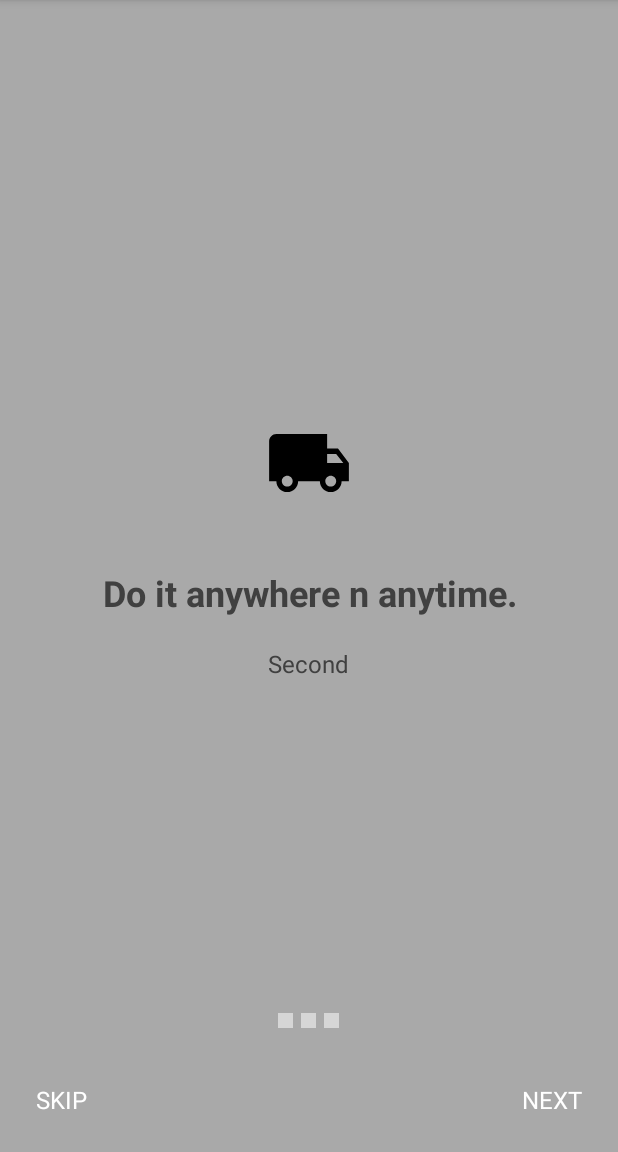
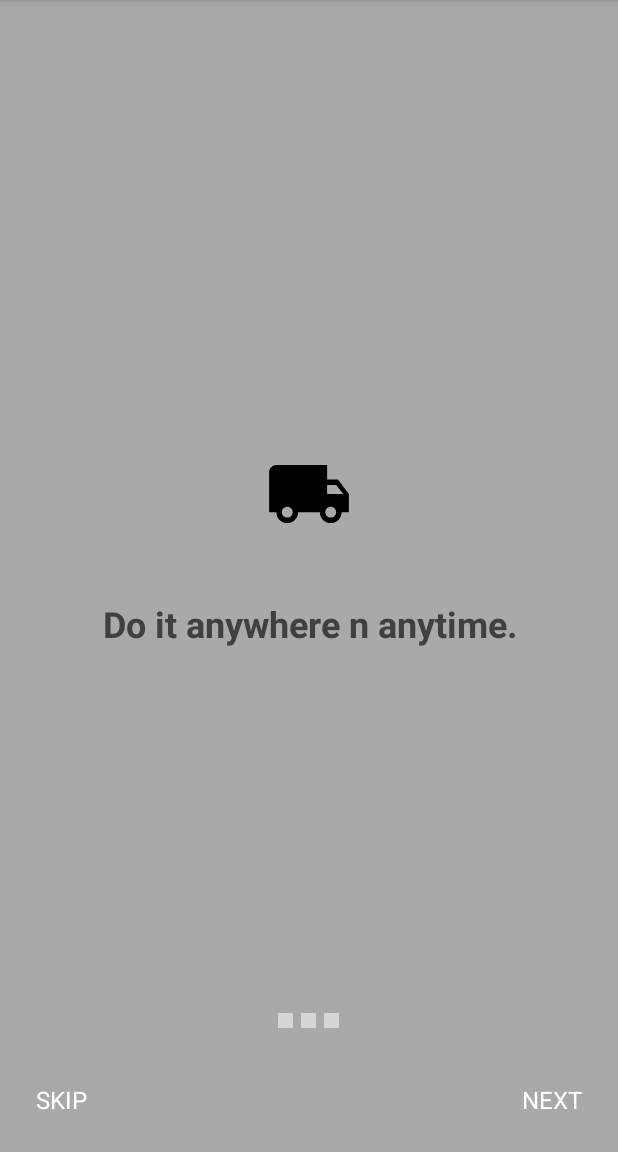
Before and after one commit to r3nyah/praktikum-Fragment, an Android app: the screen it shows after launch (IntroSliderActivity), after a tap on "NEXT", on a phone screen of 412 x 824 dp, the part 84-1236 px from its top. Run offline under Robolectric (Android 15) with nearby library versions, the phone set to English and light mode, and no system bars; grey boxes are pictures that could not be loaded.

Commit message:
some bug

```diff
--- a/app/src/main/java/www/smktelkommlg/myfragment/IntroSliderActivity.kt
+++ b/app/src/main/java/www/smktelkommlg/myfragment/IntroSliderActivity.kt
@@ -74,4 +74,8 @@ class IntroSliderActivity : AppCompatActivity() {
             }
         }
     }
+    override fun onBackPressed(){
+        finishAffinity()
+
+    }
 }
--- a/app/src/main/res/layout/activity_intro2.xml
+++ b/app/src/main/res/layout/activity_intro2.xml
@@ -24,14 +24,6 @@
         android:textStyle="bold"
         />
 
-    <TextView
-        android:layout_width="wrap_content"
-        android:layout_height="wrap_content"
-        android:text="@string/desc_intro2"
-        android:textColor="@color/darkgray"
-        android:textSize="16sp"
-        android:gravity="center"
-        android:layout_marginTop="20dp"
-        />
+
 
 </LinearLayout>
```
Also changed, not shown: app/src/main/res/layout/activity_intro3.xml (+1 -9 lines).
